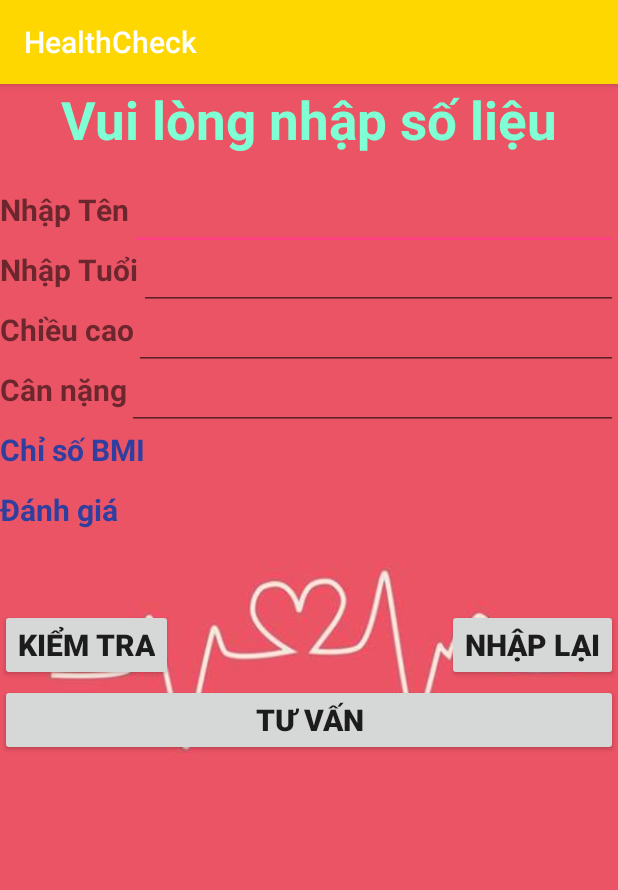
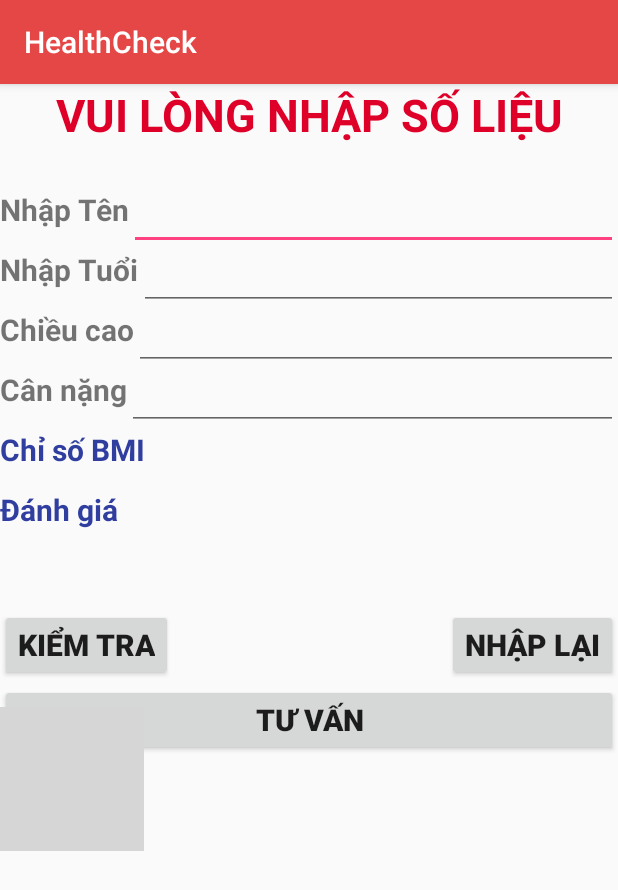
Before and after one commit to ryorainqn/AppKTSK, an Android app: the screen it shows after launch (BatDau), after a tap on "BẮT ĐẦU", on a phone screen of 412 x 824 dp. Shown: the top 890 px of the screen. Run offline under Robolectric (Android 15) with nearby library versions, the phone set to English and light mode, and no system bars; grey boxes are pictures that could not be loaded.

Commit message:
Đồ án cơ sở. App kiểm tra sức khỏe

```diff
--- a/app/src/main/java/hc/healthcheck/GioiThieu.java
+++ b/app/src/main/java/hc/healthcheck/GioiThieu.java
@@ -10,12 +10,9 @@ import android.widget.LinearLayout;
  */
 
 public class GioiThieu extends AppCompatActivity {
-    LinearLayout manHinh2;
     @Override
     protected void onCreate(@Nullable Bundle savedInstanceState) {
         super.onCreate(savedInstanceState);
         setContentView(R.layout.gioithieu);
-        manHinh2 = (LinearLayout) findViewById(R.id.gioi_thieu);
-        manHinh2.setBackgroundResource(R.drawable.cuahai);
     }
 }
--- a/app/src/main/java/hc/healthcheck/MainActivity.java
+++ b/app/src/main/java/hc/healthcheck/MainActivity.java
@@ -11,14 +11,10 @@ public class MainActivity extends AppCompatActivity {
     private Button btnBD;
     private Button btnGT;
     private Button btnThoat;
-    RelativeLayout manHinh;
     @Override
     protected void onCreate(Bundle savedInstanceState) {
         super.onCreate(savedInstanceState);
         setContentView(R.layout.activity_main);
-        manHinh = (RelativeLayout) findViewById(R.id.activity_main);
-        manHinh.setBackgroundResource(R.drawable.cuahai);
-
         Button btnBD = (Button) findViewById(R.id.btnBD);
         btnBD.setOnClickListener(new View.OnClickListener() {
             @Override
@@ -39,7 +35,7 @@ public class MainActivity extends AppCompatActivity {
 
         Button btnTH = (Button) findViewById(R.id.btnThoat);
         btnTH.setOnClickListener(new View.OnClickListener() {
-            @Override
+              @Override
             public void onClick(View v) {
                 finish();
             }
--- a/app/src/main/res/layout/batdau.xml
+++ b/app/src/main/res/layout/batdau.xml
@@ -1,5 +1,6 @@
 <?xml version="1.0" encoding="utf-8"?>
 <RelativeLayout xmlns:android="http://schemas.android.com/apk/res/android"
+    xmlns:app="http://schemas.android.com/apk/res-auto"
     android:orientation="vertical"
     android:layout_width="match_parent"
     android:layout_height="match_parent"
@@ -8,8 +9,8 @@
         android:layout_width="wrap_content"
         android:layout_height="wrap_content"
         android:text="@string/chao3"
-        android:textColor="@color/trang"
-        android:textSize="35sp"
+        android:textColor="@color/dotuoi"
+        android:textSize="30sp"
         android:gravity="center"
         android:textStyle="bold"
         android:layout_alignParentEnd="true"
@@ -133,4 +134,12 @@
         android:layout_alignParentStart="true"
         android:id="@+id/btnTV"/>
 
+    <ImageView
+        android:layout_width="wrap_content"
+        android:layout_height="wrap_content"
+        app:srcCompat="@drawable/tungcho"
+        android:id="@+id/imageView8"
+        android:layout_alignTop="@+id/btnTV"
+        android:layout_alignParentStart="true"
+        android:layout_marginTop="15dp" />
 </RelativeLayout>
--- a/app/src/main/res/layout/gioithieu.xml
+++ b/app/src/main/res/layout/gioithieu.xml
@@ -8,7 +8,7 @@
         android:layout_width="match_parent"
         android:layout_height="match_parent"
         android:text="@string/chao2"
-        android:textColor="@color/white"
+        android:textColor="@color/dotuoi"
         android:textStyle="bold"
         android:textSize="30sp"
         android:gravity="center"
--- a/app/src/main/res/values/colors.xml
+++ b/app/src/main/res/values/colors.xml
@@ -4,10 +4,10 @@
     <color name="colorPrimaryDark">#303F9F</color>
     <color name="colorAccent">#FF4081</color>
     <color name="green">#7FFF00</color>
-    <color name="vang">#FFD700</color>
+    <color name="dotuoi">#DF0029</color>
     <color name="doa">#FF7F50</color>
     <color name="xanhdam">#4B0082</color>
-    <color name="xanhmoi">#DAA520</color>
+    <color name="xanhmoi">#E54646</color>
     <color name="black">#000000</color>
     <color name="xanhtoi">#556B2F</color>
     <color name="trang">#7FFFD4</color>
--- a/app/src/main/res/values/strings.xml
+++ b/app/src/main/res/values/strings.xml
@@ -1,11 +1,11 @@
 <resources>
     <string name="app_name">HealthCheck</string>
-    <string name="chao1">Chào mừng bạn đến với Health Check</string>
+    <string name="chao1">Wellcome To Health Check</string>
     <string name="batdau">Bắt Đầu</string>
     <string name="gioithieu">Giới Thiệu</string>
     <string name="thoat">Thoát</string>
     <string name="chao2">Cảm ơn các bạn đã sử dụng ứng dụng của chúng tôi. BMI (Body Mass Index) là chỉ số dùng cân nặng tính bằng ki-lô-gram (kg) của một người chia cho bình phương chiều cao tính bằng mét (m). Chỉ số BMI cao có thể là dấu hiệu về việc thừa cân hoặc béo phì.</string>
-    <string name="chao3">Vui lòng nhập số liệu</string>
+    <string name="chao3">VUI LÒNG NHẬP SỐ LIỆU</string>
     <string name="ten">Nhập Tên</string>
     <string name="tuoi">Nhập Tuổi</string>
     <string name="cao">Chiều cao</string>
--- a/app/src/main/res/values/styles.xml
+++ b/app/src/main/res/values/styles.xml
@@ -3,8 +3,8 @@
     <!-- Base application theme. -->
     <style name="AppTheme" parent="Theme.AppCompat.Light.DarkActionBar">
         <!-- Customize your theme here. -->
-        <item name="colorPrimary">@color/vang</item>
-        <item name="colorPrimaryDark">@color/xanhmoi</item>
+        <item name="colorPrimary">@color/xanhmoi</item>
+        <item name="colorPrimaryDark">@color/dotuoi</item>
         <item name="colorAccent">@color/colorAccent</item>
     </style>
 
```
Also changed, not shown: app/src/main/AndroidManifest.xml (+16 -1 lines), app/src/main/java/hc/healthcheck/BatDau.java (+23 -12 lines), app/src/main/java/hc/healthcheck/Chuoi.java (deleted, +0 -52 lines), app/src/main/res/layout/activity_main.xml (+16 -4 lines), app/src/main/res/mipmap-hdpi/icon.png (deleted).
